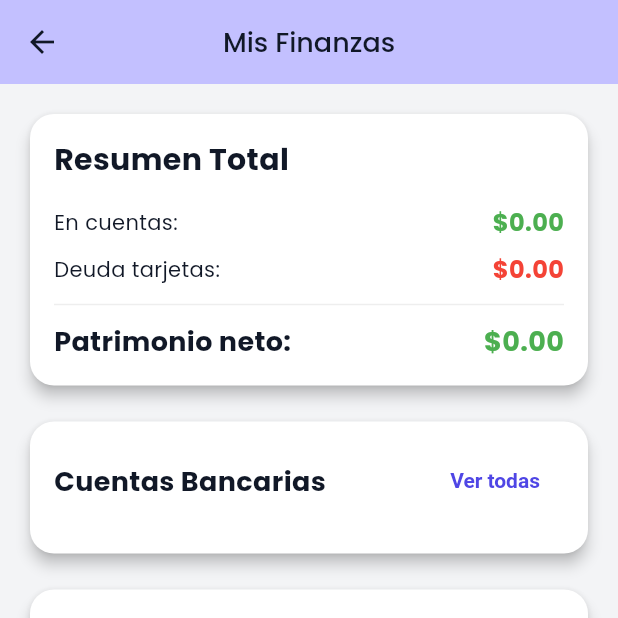
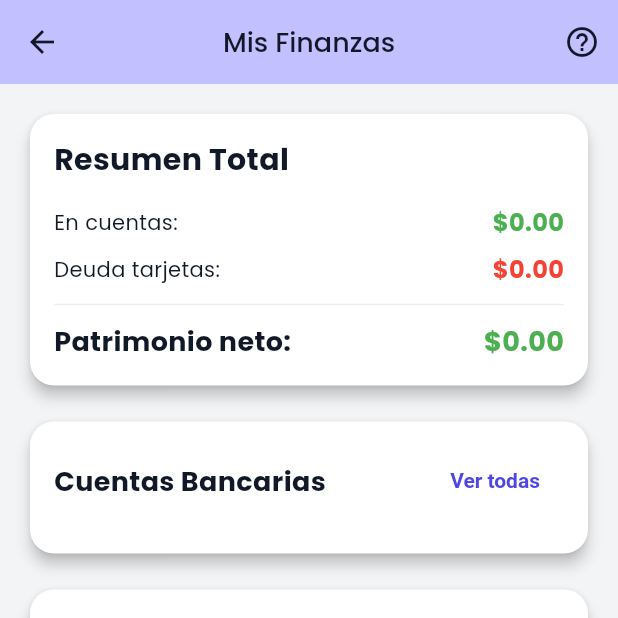
Before and after one commit to rjmmdev/appfinanzaspersonalesraul, a Flutter app: the DashboardScreen screen opened directly, on a phone screen of 412 x 824 dp, the top half of it. Run offline on Flutter 3.47's test engine with Material 3 defaults, Android fonts, the phone set to English and light mode, and no system bars; our stand-ins replace cloud_firestore, firebase_core, firebase_storage, google_fonts, shared_preferences; accounts and stored records are empty.

Commit message:
Add CFDI guide access in dashboard

```diff
--- a/lib/screens/dashboard_screen.dart
+++ b/lib/screens/dashboard_screen.dart
@@ -34,6 +34,20 @@ class _DashboardScreenState extends State<DashboardScreen> {
       appBar: AppBar(
         title: const Text('Mis Finanzas'),
         backgroundColor: Theme.of(context).colorScheme.inversePrimary,
+        actions: [
+          IconButton(
+            icon: const Icon(Icons.help_outline),
+            tooltip: 'Guía CFDI',
+            onPressed: () {
+              Navigator.push(
+                context,
+                MaterialPageRoute(
+                  builder: (context) => const CFDIGuideScreen(),
+                ),
+              );
+            },
+          ),
+        ],
       ),
       body: Consumer<FinanceProvider>(
         builder: (context, provider, child) {
```
